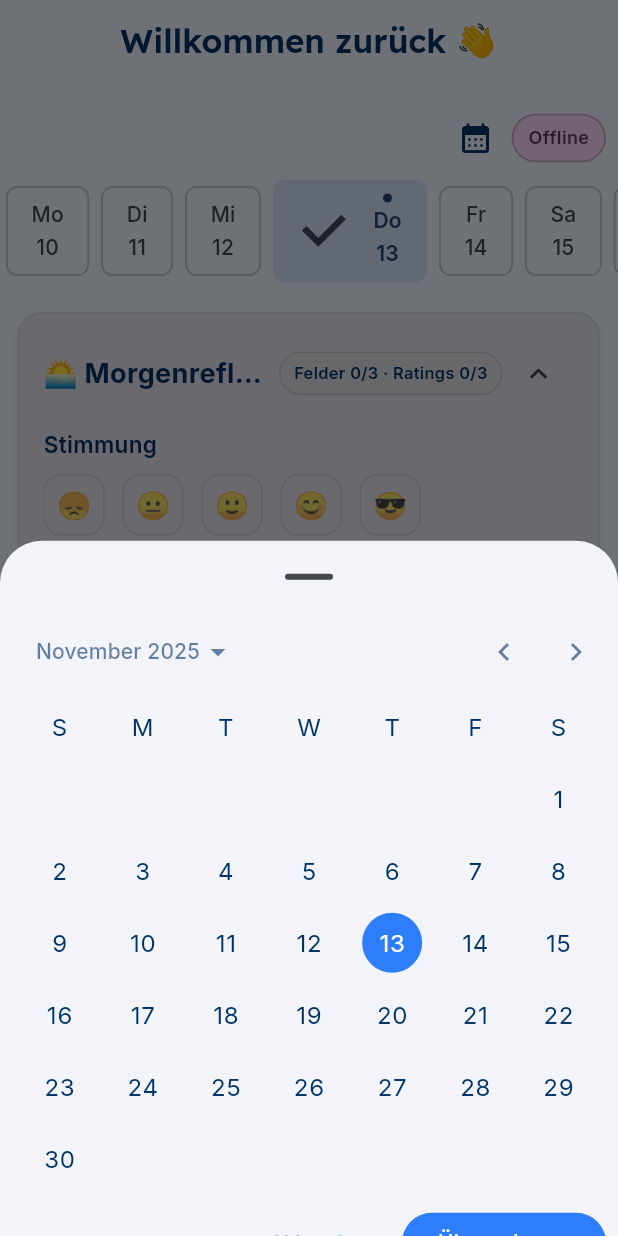
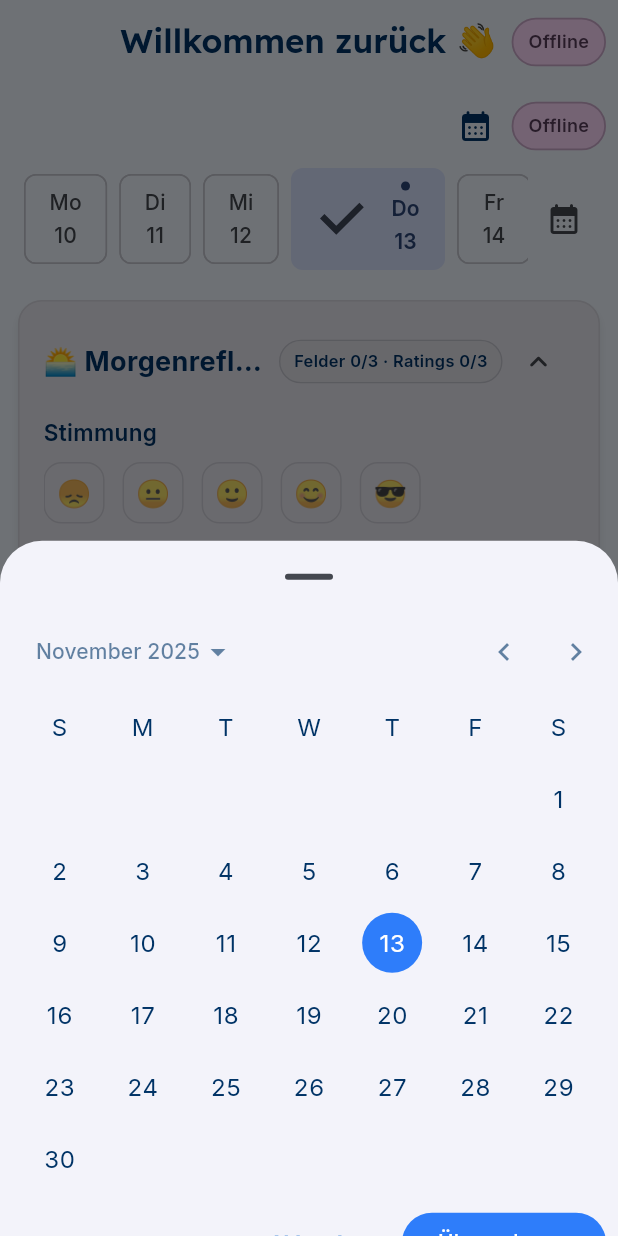
Before and after one commit to AlexBuchnerTeacher/reflecto, a Flutter app: the screen it shows once a user with an empty profile is signed in, after a tap on the "calendar month" icon, on a phone screen of 412 x 824 dp. Run offline on Flutter 3.47's test engine with Material 3 defaults, Android fonts, the phone set to English and light mode, and no system bars; our stand-ins replace cloud_firestore, firebase_auth, firebase_core, flutter_riverpod, google_fonts, package_info_plus and 1 more; accounts and stored records are empty; statements that could not run were skipped.

Commit message:
🎨 UI: Streak nur in Tagesansicht (Card), Daypicker ins Karussell; Status-Chip in Willkommen-Zeile (Home)

```diff
--- a/lib/screens/day_screen.dart
+++ b/lib/screens/day_screen.dart
@@ -748,9 +748,90 @@ class _DayScreenState extends ConsumerState<DayScreen> {
                   child: Column(
                     crossAxisAlignment: CrossAxisAlignment.stretch,
                     children: [
-                      Align(
-                        alignment: Alignment.center,
-                        child: _weekCarousel(_selected),
+                      Padding(
+                        padding: EdgeInsets.symmetric(
+                          horizontal: ReflectoSpacing.s12,
+                        ),
+                        child: Row(
+                          children: [
+                            Expanded(child: _weekCarousel(_selected)),
+                            IconButton(
+                              tooltip: 'Datum wählen',
+                              icon: const Icon(Icons.calendar_month_rounded),
+                              onPressed: () async {
+                                final picked =
+                                    await showModalBottomSheet<DateTime?>(
+                                      context: context,
+                                      showDragHandle: true,
+                                      builder: (ctx) {
+                                        DateTime temp = _selected;
+                                        return SafeArea(
+                                          child: Column(
+                                            mainAxisSize: MainAxisSize.min,
+                                            children: [
+                                              CalendarDatePicker(
+                                                initialDate: _selected,
+                                                firstDate: DateTime(2020),
+                                                lastDate: DateTime(2100),
+                                                onDateChanged: (d) {
+                                                  temp = DateTime(
+                                                    d.year,
+                                                    d.month,
+                                                    d.day,
+                                                  );
+                                                },
+                                              ),
+                                              Padding(
+                                                padding: const EdgeInsets.all(
+                                                  8.0,
+                                                ),
+                                                child: Row(
+                                                  mainAxisAlignment:
+                                                      MainAxisAlignment.end,
+                                                  children: [
+                                                    TextButton(
+                                                      onPressed: () =>
+                                                          Navigator.pop(
+                                                            ctx,
+                                                            null,
+                                                          ),
+                                                      child: const Text(
+                                                        'Abbrechen',
+                                                      ),
+                                                    ),
+                                                    const SizedBox(width: 8),
+                                                    FilledButton(
+                                                      onPressed: () =>
+                                                          Navigator.pop(
+                                                            ctx,
+                                                            temp,
+                                                          ),
+                                                      child: const Text(
+                                                        'Übernehmen',
+                                                      ),
+                                                    ),
+                                                  ],
+                                                ),
+                                              ),
+                                            ],
+                                          ),
+                                        );
+                                      },
+                                    );
+                                if (picked != null) {
+                                  setState(() {
+                                    _selected = DateTime(
+                                      picked.year,
+                                      picked.month,
+                                      picked.day,
+                                    );
+                                    _setDefaultExpandedForDate();
+                                  });
+                                }
+                              },
+                            ),
+                          ],
+                        ),
                       ),
                       SizedBox(height: ReflectoSpacing.s12),
                       Expanded(
@@ -1820,7 +1901,7 @@ class _DayScreenState extends ConsumerState<DayScreen> {
                                   ),
                                 ),
                                 const SizedBox(height: 8),
-                                // Streak-Anzeige: unter der Planung
+                                // Streak-Anzeige: unter der Planung (als Card)
                                 Consumer(
                                   builder: (context, ref, _) {
                                     final info = ref.watch(streakInfoProvider);
@@ -1832,16 +1913,16 @@ class _DayScreenState extends ConsumerState<DayScreen> {
                                     final isRecord =
                                         longest > 0 && cnt >= longest;
                                     final suffix = isRecord ? ' (Rekord!)' : '';
-                                    return Align(
-                                      alignment: Alignment.center,
-                                      child: Padding(
-                                        padding: const EdgeInsets.symmetric(
-                                          vertical: 4,
-                                        ),
+                                    return ReflectoCard(
+                                      padding: const EdgeInsets.symmetric(
+                                        horizontal: 16,
+                                        vertical: 12,
+                                      ),
+                                      child: Center(
                                         child: Text(
-                                          'Streak: $cnt Tage in Folge$suffix',
+                                          '🔥 Streak: $cnt Tage in Folge$suffix',
                                           style: const TextStyle(
-                                            fontWeight: FontWeight.w600,
+                                            fontWeight: FontWeight.w700,
                                           ),
                                         ),
                                       ),
--- a/lib/screens/home_screen.dart
+++ b/lib/screens/home_screen.dart
@@ -2,6 +2,7 @@ import 'package:flutter/material.dart';
 import 'package:firebase_auth/firebase_auth.dart';
 import 'package:flutter_riverpod/flutter_riverpod.dart';
 import '../providers/streak_providers.dart';
+import '../providers/entry_providers.dart';
 import './day_screen.dart';
 import './week_screen.dart';
 import './settings_screen.dart' as settings;
@@ -36,39 +37,67 @@ class _HomeScreenState extends State<HomeScreen> {
               : 'Willkommen zur\u00FCck \u{1F44B}',
         ),
         centerTitle: true,
-      ),
-      body: Column(
-        children: [
+        actions: [
           Consumer(
             builder: (context, ref, _) {
-              final info = ref.watch(streakInfoProvider);
-              final cnt = info?.current ?? 0;
-              if (cnt <= 0) return const SizedBox(height: 8);
+              final snap = ref
+                  .watch(dayDocProvider(DateTime.now()))
+                  .valueOrNull;
+              final pending = snap?.metadata.hasPendingWrites ?? false;
+              final fromCache = snap?.metadata.isFromCache ?? false;
               final cs = Theme.of(context).colorScheme;
-              return Container(
-                margin: const EdgeInsets.fromLTRB(16, 12, 16, 8),
-                padding: const EdgeInsets.symmetric(
-                  horizontal: 12,
-                  vertical: 10,
-                ),
-                decoration: BoxDecoration(
-                  color: cs.secondaryContainer,
-                  borderRadius: BorderRadius.circular(14),
-                ),
-                child: Row(
-                  mainAxisAlignment: MainAxisAlignment.center,
-                  children: [
-                    const Text('\u{1F525}', style: TextStyle(fontSize: 16)),
-                    const SizedBox(width: 6),
-                    Text(
-                      'Streak: $cnt Tage in Folge',
-                      style: const TextStyle(fontWeight: FontWeight.w700),
+              late String text;
+              late Color bg;
+              late Color fg;
+              late Color border;
+              if (pending) {
+                text = 'Synchronisiere…';
+                bg = cs.primaryContainer;
+                fg = cs.onPrimaryContainer;
+                border = cs.primary;
+              } else if (fromCache) {
+                text = 'Offline';
+                bg = cs.tertiaryContainer;
+                fg = cs.onTertiaryContainer;
+                border = cs.tertiary;
+              } else {
+                text = '✓ Gespeichert';
+                bg = cs.secondaryContainer;
+                fg = cs.onSecondaryContainer;
+                border = cs.secondary;
+              }
+              return Padding(
+                padding: const EdgeInsets.only(right: 8),
+                child: Container(
+                  padding: const EdgeInsets.symmetric(
+                    horizontal: 10,
+                    vertical: 6,
+                  ),
+                  decoration: BoxDecoration(
+                    color: bg,
+                    borderRadius: BorderRadius.circular(20),
+                    border: Border.all(
+                      color: border.withValues(alpha: 0.35),
+                      width: 1.2,
                     ),
-                  ],
+                  ),
+                  child: Text(
+                    text,
+                    style: TextStyle(
+                      color: fg,
+                      fontSize: 12,
+                      fontWeight: FontWeight.w600,
+                    ),
+                  ),
                 ),
               );
             },
           ),
+        ],
+      ),
+      body: Column(
+        children: [
+          // Streak-Header entfernt – Streak nur innerhalb der Tagesansicht
           Expanded(
             child: IndexedStack(
               index: _index,
```
